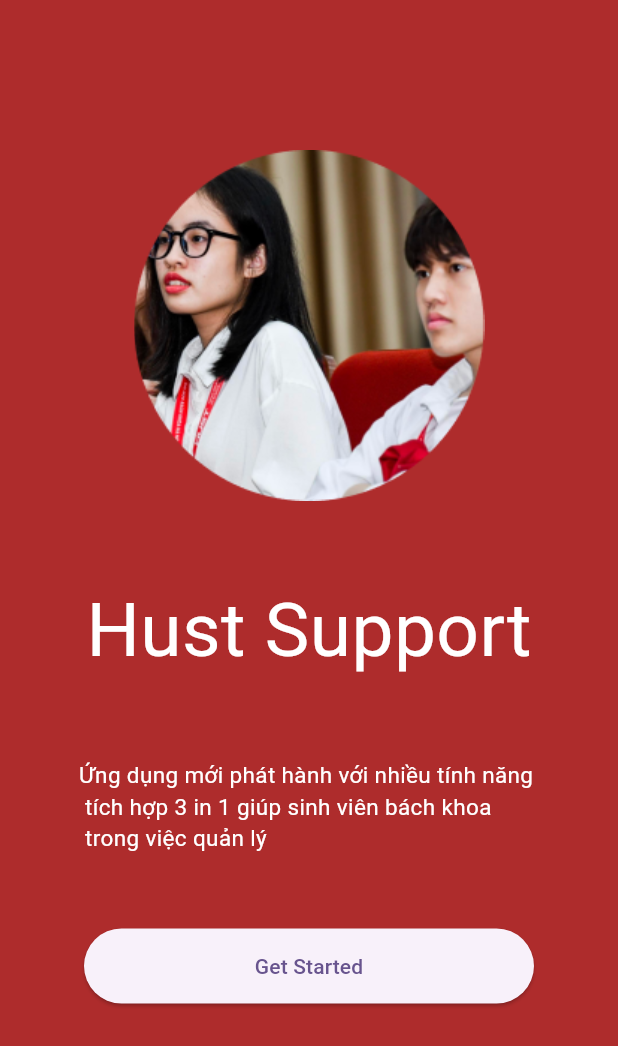
After one commit to iwannabeasenior/qldt, a Flutter app: the screen it shows after launch, after a tap on "Go to Splash2", on a phone screen of 412 x 824 dp. The commit adds this screen. Shown: the top 1046 px of the screen. Run offline on Flutter 3.47's test engine with Material 3 defaults, Android fonts, the phone set to English and light mode, and no system bars; our stand-ins replace animated_bottom_navigation_bar, flutter_svg, logger, shared_preferences.

Commit message:
fix: splashPage

```diff
--- a/lib/helper/routes.dart
+++ b/lib/helper/routes.dart
@@ -3,6 +3,7 @@ import 'package:qldt/presentation/page/auth/signin_page.dart';
 import 'package:qldt/presentation/page/auth/signup_page.dart';
 import 'package:qldt/presentation/page/chat/chat_detail.dart';
 import 'package:qldt/presentation/page/home_page.dart';
+import 'package:qldt/presentation/page/splash2.dart';
 import 'package:qldt/presentation/page/splash_page.dart';
 
 class Routes {
@@ -31,6 +32,10 @@ class Routes {
         return MaterialPageRoute(builder: (context) {
           return const SignUpPage();
         });
+      case 'Splash2':
+        return MaterialPageRoute(builder: (context) {
+          return const Splash2();
+        });
       case 'ChatDetail':
         return MaterialPageRoute(builder: (context) {
           return const ChatDetail();
--- /dev/null
+++ b/lib/presentation/page/splash2.dart
@@ -0,0 +1,58 @@
+import 'package:flutter/material.dart';
+import 'package:flutter_svg/flutter_svg.dart';
+import 'package:qldt/presentation/theme/color_style.dart';
+
+class Splash2 extends StatefulWidget {
+  const Splash2({super.key});
+
+  @override
+  State<Splash2> createState() => _Splash2State();
+}
+
+class _Splash2State extends State<Splash2> {
+  @override
+  Widget build(BuildContext context) {
+    return Scaffold(
+      backgroundColor: QLDTColor.red,
+      body: Center(
+        child: Column(
+          mainAxisAlignment: MainAxisAlignment.start,
+          children: [
+            const SizedBox(height: 100),
+            Image.asset(
+              "assets/main-image.png",
+              width: 234,
+              height: 234,
+              fit: BoxFit.fill,
+            ),
+            const SizedBox(height: 50),
+            Text("Hust Support",
+              style: TextStyle(
+                fontSize: 50,
+                color: Colors.white,
+              ),
+            ),
+            const SizedBox(height: 50),
+            Text("Ứng dụng mới phát hành với nhiều tính năng \n tích hợp 3 in 1 giúp sinh viên bách khoa \n trong việc quản lý ",
+              style: TextStyle(
+                fontSize: 15,
+                color: Colors.white,
+              ),
+            ),
+            const SizedBox(height: 50),
+
+            ElevatedButton(
+              onPressed: () {
+                Navigator.pushNamed(context, '/SignInPage');
+              },
+              style: ElevatedButton.styleFrom(
+                minimumSize: const Size(300, 50), // Dài ra toàn màn hình, chiều cao 50
+              ),
+              child: const Text("Get Started"),
+            ),
+          ],
+        ),
+      ),
+    );
+  }
+}
--- a/lib/presentation/page/splash_page.dart
+++ b/lib/presentation/page/splash_page.dart
@@ -20,15 +20,9 @@ class _SplashPageState extends State<SplashPage> {
             const Text("Splash Page", style: TextStyle(fontSize: 24)),
             ElevatedButton(
               onPressed: () {
-                Navigator.pushNamed(context, '/SignUpPage');
+                Navigator.pushNamed(context, '/Splash2');
               },
-              child: const Text("Go to SignUpPage"),
-            ),
-            ElevatedButton(
-              onPressed: () {
-                Navigator.pushNamed(context, '/SignInPage');
-              },
-              child: const Text("Go to SignInPage"),
+              child: const Text("Go to Splash2"),
             ),
           ],
         ),
--- a/pubspec.yaml
+++ b/pubspec.yaml
@@ -74,6 +74,8 @@ flutter:
     - assets/notification.svg
     - assets/title.png
     - assets/images/
+    - assets/main-image.png
+
 
   fonts:
     - family: Chat
```
Also changed, not shown: lib/presentation/page/auth/signup_page.dart (+15 -14 lines), assets/main-image.png (added).
